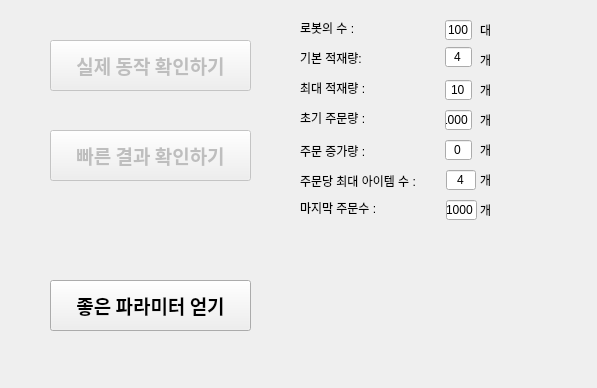
This is Dynamic/dynamic_sim_gui.ui in JeonHyeongJunKW/warehouse-simulator as Qt 5 draws it before an edit. The edited form follows.
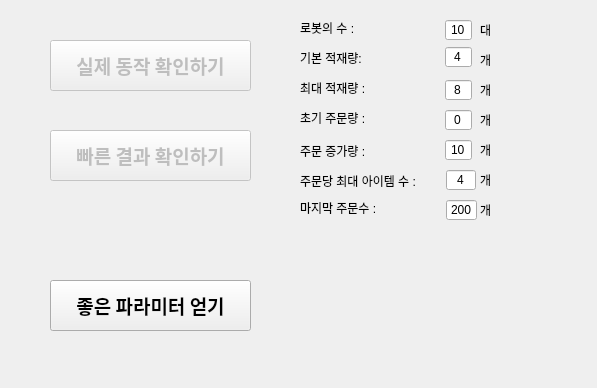
This is the edited form.

```diff
--- a/Dynamic/dynamic_sim_gui.ui
+++ b/Dynamic/dynamic_sim_gui.ui
@@ -161,7 +161,7 @@
     </rect>
    </property>
    <property name="text">
-    <string>100</string>
+    <string>10</string>
    </property>
    <property name="alignment">
     <set>Qt::AlignCenter</set>
@@ -193,7 +193,7 @@
     </rect>
    </property>
    <property name="text">
-    <string>10</string>
+    <string>8</string>
    </property>
    <property name="alignment">
     <set>Qt::AlignCenter</set>
@@ -209,7 +209,7 @@
     </rect>
    </property>
    <property name="text">
-    <string>1000</string>
+    <string>0</string>
    </property>
    <property name="alignment">
     <set>Qt::AlignCenter</set>
@@ -225,7 +225,7 @@
     </rect>
    </property>
    <property name="text">
-    <string>0</string>
+    <string>10</string>
    </property>
    <property name="alignment">
     <set>Qt::AlignCenter</set>
@@ -270,7 +270,7 @@
     </rect>
    </property>
    <property name="text">
-    <string>1000</string>
+    <string>200</string>
    </property>
    <property name="alignment">
     <set>Qt::AlignCenter</set>
```
